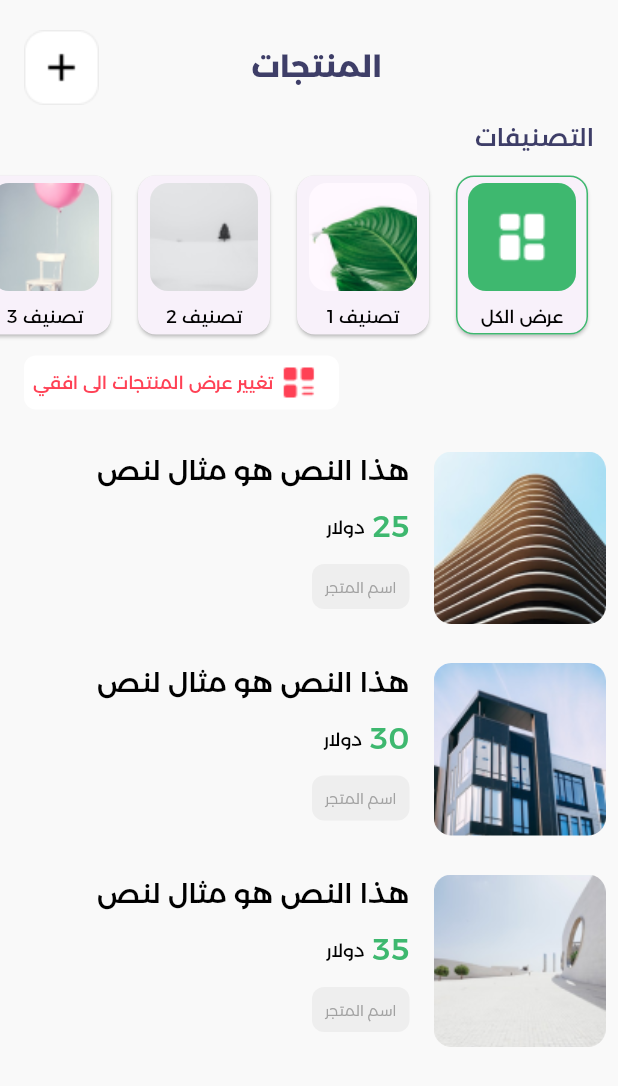
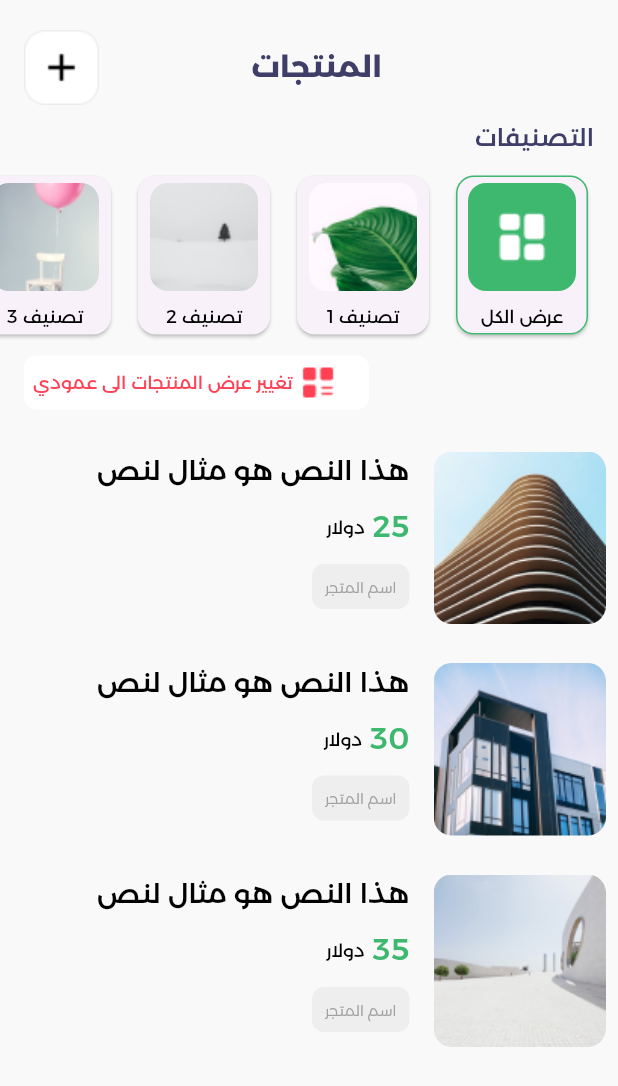
Before and after one commit to musabagab/flutter_coding_test, a Flutter app: the screen it shows after launch, after a tap on "تغيير عرض المنتجات الى افقي", on a phone screen of 412 x 824 dp. Shown: the top 1086 px of the screen. Run offline on Flutter 3.47's test engine with Material 2 defaults, Android fonts, the phone set to English and light mode, and no system bars; our stand-ins replace flutter_bloc, freezed_annotation.

Commit message:
create products_repository

```diff
--- a/lib/features/products_list/bloc/product_bloc.dart
+++ b/lib/features/products_list/bloc/product_bloc.dart
@@ -1,13 +1,24 @@
 import 'package:flutter_bloc/flutter_bloc.dart';
+import 'package:flutter_coding_test/repository/products_repository.dart';
 
 import 'product_event.dart';
 import 'product_state.dart';
 
 class ProductBloc extends Bloc<ProductEvent, ProductsScreenState> {
-  ProductBloc() : super(const ProductsScreenState.initial(1)) {
-    on<CategorySelectedEvent>((event, emit) {
-      int selectedCategory = event.categoryId;
-      emit(state.copyWith(selectedCategory: selectedCategory));
+  final ProductsRepository productsRepository;
+
+  ProductBloc(this.productsRepository)
+      : super(const ProductsScreenState.initial([], 1, 0)) {
+    on<CategorySelectedEvent>((event, emit) async {
+      emit(ProductsScreenState.loading([], event.categoryId, state.viewMode));
+      final products =
+          await productsRepository.getProductsByCategoryId(event.categoryId);
+      emit(ProductsScreenState.loaded(
+          products, event.categoryId, state.viewMode));
+    });
+    on<ViewModeChangedEvent>((event, emit) {
+      int viewMode = event.viewMode;
+      emit(state.copyWith(viewMode: viewMode));
     });
   }
 }
--- a/lib/features/products_list/bloc/product_event.dart
+++ b/lib/features/products_list/bloc/product_event.dart
@@ -6,4 +6,7 @@ part 'product_event.freezed.dart';
 class ProductEvent with _$ProductEvent {
   const factory ProductEvent.categorySelected(int categoryId) =
       CategorySelectedEvent;
+
+  const factory ProductEvent.viewModeChanged(int viewMode) =
+      ViewModeChangedEvent;
 }
--- a/lib/features/products_list/bloc/product_state.dart
+++ b/lib/features/products_list/bloc/product_state.dart
@@ -5,9 +5,10 @@ part 'product_state.freezed.dart';
 
 @freezed
 class ProductsScreenState with _$ProductsScreenState {
-  const factory ProductsScreenState.initial(int selectedCategory) = _Initial;
-  const factory ProductsScreenState.loading(int selectedCategory) = _Loading;
-  const factory ProductsScreenState.error(int selectedCategory) = _Error;
+  const factory ProductsScreenState.initial(
+      List<Product> products, int selectedCategory, int viewMode) = _Initial;
+  const factory ProductsScreenState.loading(
+      List<Product> products, int selectedCategory, int viewMode) = _Loading;
   const factory ProductsScreenState.loaded(
       List<Product> products, int selectedCategory, int viewMode) = _Loaded;
 }
--- a/lib/features/products_list/products.dart
+++ b/lib/features/products_list/products.dart
@@ -1,9 +1,13 @@
 import 'package:flutter/material.dart';
+import 'package:flutter_bloc/flutter_bloc.dart';
+import 'package:flutter_coding_test/features/products_list/bloc/product_event.dart';
 import 'package:flutter_coding_test/features/products_list/widgets/products_list.dart';
 import 'package:flutter_coding_test/features/products_list/widgets/toggle_list_view.dart';
+import 'package:flutter_coding_test/repository/products_repository.dart';
 import 'package:flutter_coding_test/ui/app_colors.dart';
 
 import '../../ui/custom_text.dart';
+import 'bloc/product_bloc.dart';
 import 'widgets/categories_list.dart';
 import 'widgets/header.dart';
 
@@ -12,7 +16,10 @@ class Products extends StatelessWidget {
 
   @override
   Widget build(BuildContext context) {
-    return const SafeArea(
+    return BlocProvider<ProductBloc>(
+      create: (context) => ProductBloc(ProductsRepository())
+        ..add(const ProductEvent.categorySelected(0)),
+      child: const SafeArea(
         child: Scaffold(
           backgroundColor: AppColors.primaryBackground,
           body: Column(
@@ -47,6 +54,7 @@ class Products extends StatelessWidget {
             ],
           ),
         ),
+      ),
     );
   }
 }
--- a/lib/features/products_list/widgets/categories_list.dart
+++ b/lib/features/products_list/widgets/categories_list.dart
@@ -18,18 +18,18 @@ class CategoriesList extends StatefulWidget {
 class _CategoriesListState extends State<CategoriesList> {
   final List<Category> categories = [
     Category(
-      id: 1,
+      id: 0,
       imageUrl: 'assets/category_all.png',
       name: "عرض الكل",
     ),
-    Category(id: 2, imageUrl: 'assets/category_1.png', name: 'تصنيف 1'),
+    Category(id: 1, imageUrl: 'assets/category_1.png', name: 'تصنيف 1'),
     Category(
-      id: 3,
+      id: 2,
       imageUrl: 'assets/category_2.png',
       name: 'تصنيف 2',
     ),
     Category(
-      id: 4,
+      id: 3,
       imageUrl: 'assets/category_3.png',
       name: 'تصنيف 3',
     ),
--- a/lib/features/products_list/widgets/products_list.dart
+++ b/lib/features/products_list/widgets/products_list.dart
@@ -1,7 +1,11 @@
 import 'package:flutter/material.dart';
+import 'package:flutter_bloc/flutter_bloc.dart';
 import 'package:flutter_coding_test/models/product.dart';
 import 'package:flutter_coding_test/ui/app_colors.dart';
 import 'package:flutter_coding_test/ui/custom_text.dart';
+
+import '../bloc/product_bloc.dart';
+import '../bloc/product_state.dart';
 
 class ProductsList extends StatefulWidget {
   const ProductsList({super.key});
@@ -11,40 +15,16 @@ class ProductsList extends StatefulWidget {
 }
 
 class _ProductsListState extends State<ProductsList> {
-  final List<Product> products = [
-    Product(
-      id: 1,
-      imageUrl: 'assets/product1.png',
-      name: 'هذا النص هو مثال لنص',
-      storeName: 'اسم المتجر',
-      categoryId: 1,
-      price: 25.0,
-    ),
-    Product(
-      id: 2,
-      imageUrl: 'assets/product2.png',
-      name: 'هذا النص هو مثال لنص',
-      storeName: 'اسم المتجر',
-      categoryId: 2,
-      price: 30.0,
-    ),
-    Product(
-      id: 3,
-      imageUrl: 'assets/product3.png',
-      name: 'هذا النص هو مثال لنص',
-      storeName: 'اسم المتجر',
-      categoryId: 3,
-      price: 35.0,
-    ),
-  ];
   @override
   Widget build(BuildContext context) {
+    return BlocBuilder<ProductBloc, ProductsScreenState>(
+        builder: (context, state) {
       return Expanded(
         child: ListView.builder(
-        itemCount: products.length,
+          itemCount: state.products.length,
           scrollDirection: Axis.vertical,
           itemBuilder: (context, index) {
-          final product = products[index];
+            final product = state.products[index];
             return Padding(
               padding: const EdgeInsets.all(8.0),
               child: Row(
@@ -114,5 +94,6 @@ class _ProductsListState extends State<ProductsList> {
           },
         ),
       );
+    });
   }
 }
--- a/lib/features/products_list/widgets/toggle_list_view.dart
+++ b/lib/features/products_list/widgets/toggle_list_view.dart
@@ -1,7 +1,11 @@
 import 'package:flutter/material.dart';
+import 'package:flutter_bloc/flutter_bloc.dart';
 import 'package:flutter_coding_test/ui/app_colors.dart';
 
 import '../../../ui/custom_text.dart';
+import '../bloc/product_bloc.dart';
+import '../bloc/product_event.dart';
+import '../bloc/product_state.dart';
 
 class ToggleListView extends StatefulWidget {
   const ToggleListView({super.key});
@@ -13,8 +17,15 @@ class ToggleListView extends StatefulWidget {
 class _ToggleListViewState extends State<ToggleListView> {
   @override
   Widget build(BuildContext context) {
+    return BlocBuilder<ProductBloc, ProductsScreenState>(
+        builder: (context, state) {
       return GestureDetector(
-      onTap: () {},
+        onTap: () {
+          int newMode = state.viewMode == 0 ? 1 : 0;
+          context
+              .read<ProductBloc>()
+              .add(ProductEvent.viewModeChanged(newMode));
+        },
         child: Container(
           padding: const EdgeInsets.all(6),
           margin: const EdgeInsets.only(left: 16),
@@ -22,12 +33,18 @@ class _ToggleListViewState extends State<ToggleListView> {
             color: Colors.white,
             borderRadius: BorderRadius.circular(8),
           ),
-        width: 210,
+          width: state.viewMode == 0 ? 210 : 230,
           height: 36,
           child: Row(
             children: [
-            const RegularText(
+              state.viewMode == 0
+                  ? const RegularText(
                       text: "تغيير عرض المنتجات الى افقي",
+                      fontColor: AppColors.red,
+                      fontSize: 12,
+                    )
+                  : const RegularText(
+                      text: "تغيير عرض المنتجات الى عمودي",
                       fontColor: AppColors.red,
                       fontSize: 12,
                     ),
@@ -39,5 +56,6 @@ class _ToggleListViewState extends State<ToggleListView> {
           ),
         ),
       );
+    });
   }
 }
--- a/lib/main.dart
+++ b/lib/main.dart
@@ -4,10 +4,7 @@ import 'package:flutter_coding_test/features/products_list/bloc/product_bloc.dar
 import 'package:flutter_coding_test/features/products_list/products.dart';
 
 void main() {
-  runApp(BlocProvider<ProductBloc>(
-    create: (context) => ProductBloc(),
-    child: const MyApp(),
-  ));
+  runApp(const MyApp());
 }
 
 class MyApp extends StatelessWidget {
--- /dev/null
+++ b/lib/repository/products_repository.dart
@@ -0,0 +1,41 @@
+import 'package:flutter_coding_test/models/product.dart';
+
+class ProductsRepository {
+  final List<Product> products = [
+    Product(
+      id: 1,
+      imageUrl: 'assets/product1.png',
+      name: 'هذا النص هو مثال لنص',
+      storeName: 'اسم المتجر',
+      categoryId: 1,
+      price: 25.0,
+    ),
+    Product(
+      id: 2,
+      imageUrl: 'assets/product2.png',
+      name: 'هذا النص هو مثال لنص',
+      storeName: 'اسم المتجر',
+      categoryId: 2,
+      price: 30.0,
+    ),
+    Product(
+      id: 3,
+      imageUrl: 'assets/product3.png',
+      name: 'هذا النص هو مثال لنص',
+      storeName: 'اسم المتجر',
+      categoryId: 3,
+      price: 35.0,
+    ),
+  ];
+
+  Future<List<Product>> getProductsByCategoryId(int categoryId) async {
+    if (categoryId == 0) {
+      // all category is selected
+      return products;
+    } else {
+      return products
+          .where((product) => product.categoryId == categoryId)
+          .toList();
+    }
+  }
+}
```
Also changed, not shown: lib/features/products_list/bloc/product_event.freezed.dart, lib/features/products_list/bloc/product_state.freezed.dart. Lines whose indentation alone changed are shown as unchanged.
